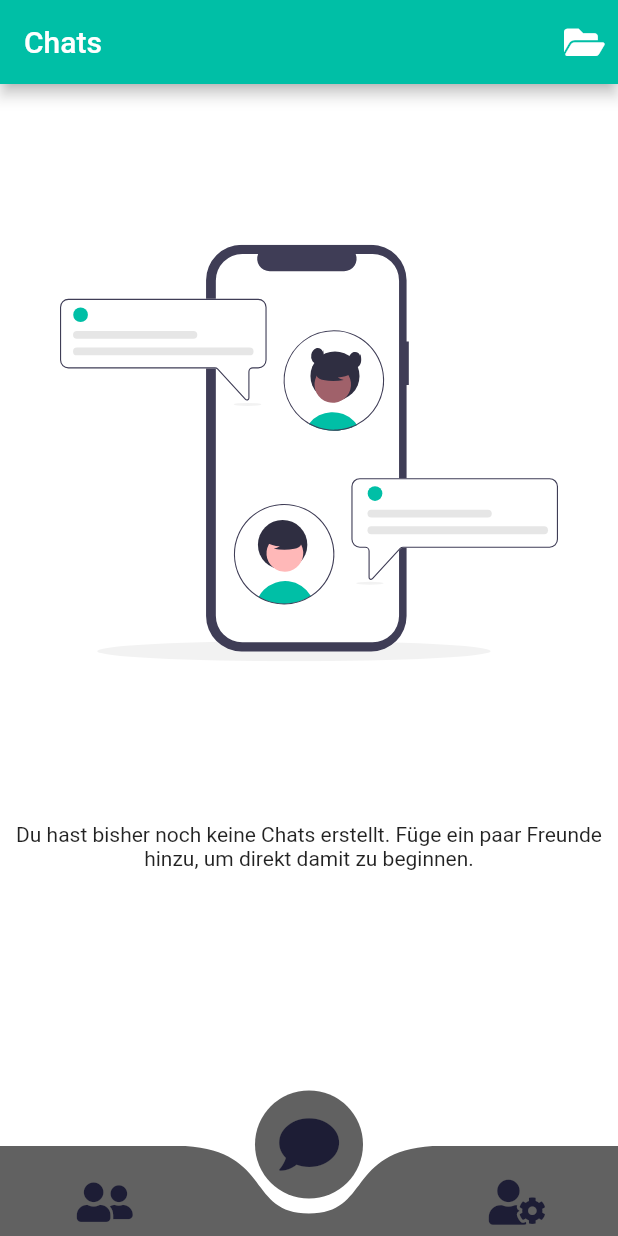
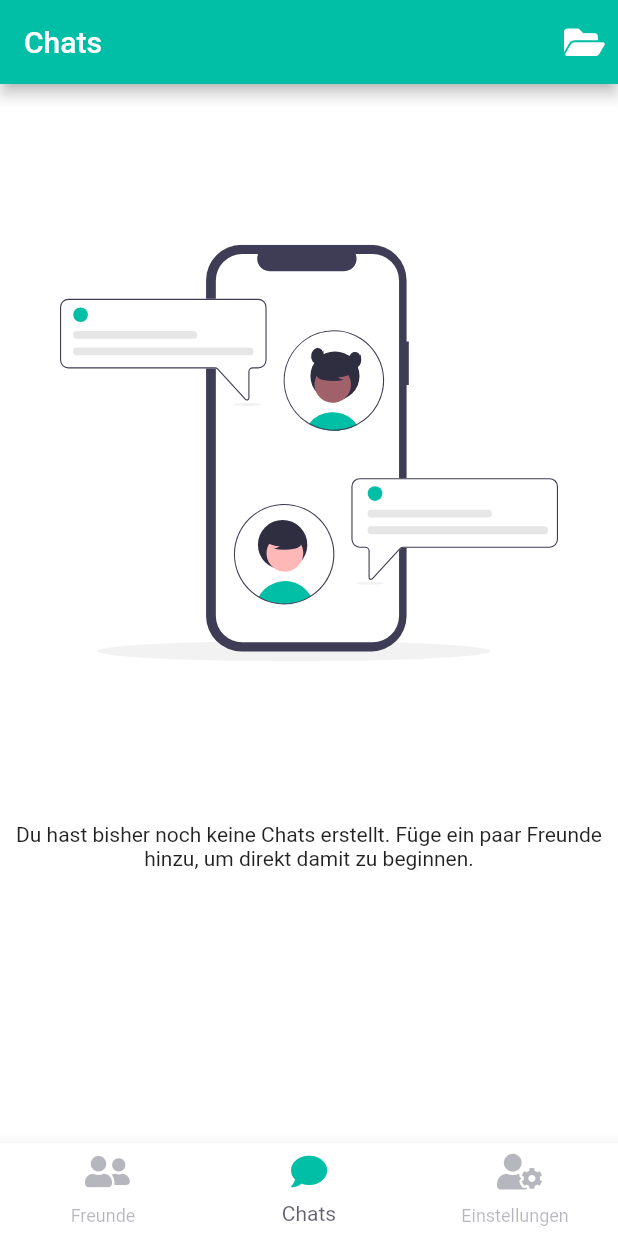
Before and after one commit to SirSimon04/you2me, a Flutter app: the MyHomePage screen opened directly, on a phone screen of 412 x 824 dp. Run offline on Flutter 3.47's test engine with Material 2 defaults, Android fonts, the phone set to English and light mode, and no system bars; drawn by our look-alikes of curved_navigation_bar; our stand-ins replace badges, bubble, cached_network_image, cloud_firestore, device_preview, firebase_auth and 15 more; missing offline and left inert: adaptive_action_sheet, clipboard, cupertino_list_tile, platform_list_tile, time_ago_provider; accounts and stored records are empty.

Commit message:
Updated bottom nav bar

```diff
--- a/lib/main.dart
+++ b/lib/main.dart
@@ -97,36 +97,62 @@ class _MyHomePageState extends State<MyHomePage> with WidgetsBindingObserver {
   @override
   Widget build(BuildContext context) {
     return Scaffold(
-        bottomNavigationBar: CurvedNavigationBar(
+        bottomNavigationBar: BottomNavigationBar(
           items: [
-            Padding(
-              padding: const EdgeInsets.fromLTRB(2, 4, 7, 4),
-              child: Icon(
-                FontAwesomeIcons.userFriends,
-                size: 30,
-              ),
-            ),
-            Padding(
-              padding: const EdgeInsets.all(8.0),
-              child: Icon(
-                FontAwesomeIcons.solidComment,
-                size: 40,
-              ),
-            ),
-            Padding(
-              padding: const EdgeInsets.fromLTRB(2, 4, 7, 4),
-              child: Icon(
-                FontAwesomeIcons.userCog,
-                size: 30,
-              ),
-            ),
+            BottomNavigationBarItem(
+                icon: Padding(
+                  padding: const EdgeInsets.only(bottom: 8.0),
+                  child: Icon(FontAwesomeIcons.userFriends),
+                ),
+                label: "Freunde"),
+            BottomNavigationBarItem(
+                icon: Padding(
+                  padding: const EdgeInsets.only(bottom: 8.0),
+                  child: Icon(FontAwesomeIcons.solidComment),
+                ),
+                label: "Chats"),
+            BottomNavigationBarItem(
+                icon: Padding(
+                  padding: const EdgeInsets.only(bottom: 8),
+                  child: Icon(FontAwesomeIcons.userCog),
+                ),
+                label: "Einstellungen"),
           ],
           onTap: onItemTapped,
-          backgroundColor: Theme.of(context).scaffoldBackgroundColor,
-          color: Colors.grey.shade700,
-          height: 60.0,
-          index: 1,
+          currentIndex: currentPageIndex,
+          backgroundColor: Theme.of(context).bottomAppBarColor,
+          selectedFontSize: 14,
         ),
+        // bottomNavigationBar: CurvedNavigationBar(
+        //   items: [
+        //     Padding(
+        //       padding: const EdgeInsets.fromLTRB(2, 4, 7, 4),
+        //       child: Icon(
+        //         FontAwesomeIcons.userFriends,
+        //         size: 30,
+        //       ),
+        //     ),
+        //     Padding(
+        //       padding: const EdgeInsets.all(8.0),
+        //       child: Icon(
+        //         FontAwesomeIcons.solidComment,
+        //         size: 40,
+        //       ),
+        //     ),
+        //     Padding(
+        //       padding: const EdgeInsets.fromLTRB(2, 4, 7, 4),
+        //       child: Icon(
+        //         FontAwesomeIcons.userCog,
+        //         size: 30,
+        //       ),
+        //     ),
+        //   ],
+        //   onTap: onItemTapped,
+        //   backgroundColor: Theme.of(context).scaffoldBackgroundColor,
+        //   color: Colors.grey.shade700,
+        //   height: 60.0,
+        //   index: 1,
+        // ),
         body: PageView(
           controller: _pageController,
           physics: NeverScrollableScrollPhysics(),
--- a/lib/themes.dart
+++ b/lib/themes.dart
@@ -39,9 +39,8 @@ ThemeData darkThemeData(BuildContext context) {
     scaffoldBackgroundColor: kBackgroundDark,
     iconTheme: IconThemeData(color: kContentColorDarkTheme),
     bottomNavigationBarTheme: BottomNavigationBarThemeData(
-      backgroundColor: kContentColorLightTheme,
       selectedItemColor: Colors.white70,
-      unselectedItemColor: kContentColorDarkTheme.withOpacity(0.32),
+      unselectedItemColor: kContentColorDarkTheme.withOpacity(0.6),
       selectedIconTheme: IconThemeData(color: kPrimaryColor),
     ),
     cardTheme: CardTheme(
@@ -50,5 +49,6 @@ ThemeData darkThemeData(BuildContext context) {
       elevation: 12,
       color: ThemeData.dark().cardColor,
     ),
+    bottomAppBarColor: Colors.grey[800],
   );
 }
```
